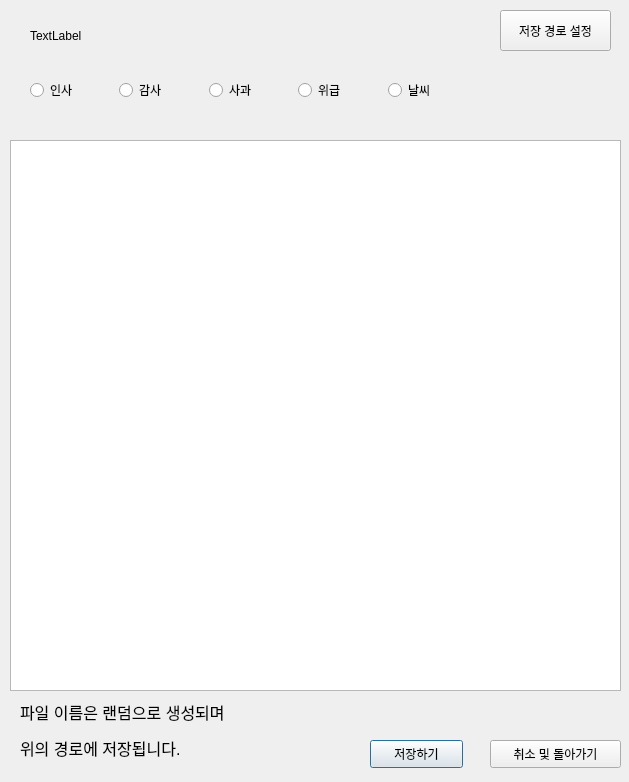
Old version of the form textEditor.ui in the repository withdongyeong/stt_team3.
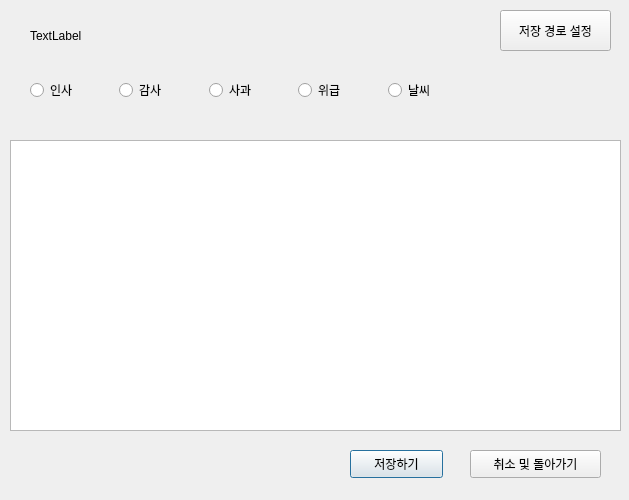
New version of the form.

Commit message: to give information, placeholder in textEditor is seted

```diff
--- a/textEditor.ui
+++ b/textEditor.ui
@@ -7,7 +7,7 @@
     <x>0</x>
     <y>0</y>
     <width>629</width>
-    <height>782</height>
+    <height>500</height>
    </rect>
   </property>
   <property name="windowTitle">
@@ -19,15 +19,15 @@
      <x>10</x>
      <y>140</y>
      <width>611</width>
-     <height>551</height>
+     <height>291</height>
     </rect>
    </property>
   </widget>
   <widget class="QPushButton" name="saveBtn">
    <property name="geometry">
     <rect>
-     <x>370</x>
-     <y>740</y>
+     <x>350</x>
+     <y>450</y>
      <width>93</width>
      <height>28</height>
     </rect>
@@ -39,8 +39,8 @@
   <widget class="QPushButton" name="cancleBtn">
    <property name="geometry">
     <rect>
-     <x>490</x>
-     <y>740</y>
+     <x>470</x>
+     <y>450</y>
      <width>131</width>
      <height>28</height>
     </rect>
@@ -122,19 +122,6 @@
     </item>
    </layout>
   </widget>
-  <widget class="QLabel" name="label">
-   <property name="geometry">
-    <rect>
-     <x>20</x>
-     <y>700</y>
-     <width>321</width>
-     <height>61</height>
-    </rect>
-   </property>
-   <property name="text">
-    <string>&lt;html&gt;&lt;head/&gt;&lt;body&gt;&lt;p&gt;&lt;span style=&quot; font-size:12pt;&quot;&gt;파일 이름은 랜덤으로 생성되며&lt;/span&gt;&lt;/p&gt;&lt;p&gt;&lt;span style=&quot; font-size:12pt;&quot;&gt;위의 경로에 저장됩니다.&lt;/span&gt;&lt;/p&gt;&lt;/body&gt;&lt;/html&gt;</string>
-   </property>
-  </widget>
  </widget>
  <resources/>
  <connections/>
```
The commit also changes 1 other file.
